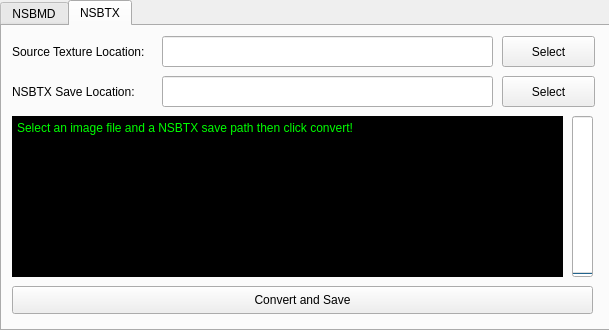
Above: mainwindow.ui from TheGameratorT/NSBMD-NSBTX_Converter before the change. Below: the same form after it.
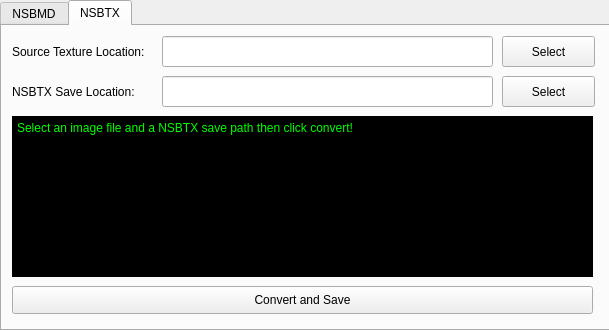
That is the form after the change. The open tabs and pages were chosen to show the change.

Commit message: Remove NSBTX progress bar

The edit to the form file:
```diff
--- a/mainwindow.ui
+++ b/mainwindow.ui
@@ -246,7 +246,7 @@
        <rect>
         <x>10</x>
         <y>90</y>
-        <width>551</width>
+        <width>581</width>
         <height>161</height>
        </rect>
       </property>
@@ -261,22 +261,6 @@
        <string>Select an image file and a NSBTX save path then click convert!</string>
       </property>
      </widget>
-     <widget class="QProgressBar" name="nsbtx_progressBar">
-      <property name="geometry">
-       <rect>
-        <x>570</x>
-        <y>90</y>
-        <width>21</width>
-        <height>161</height>
-       </rect>
-      </property>
-      <property name="value">
-       <number>0</number>
-      </property>
-      <property name="orientation">
-       <enum>Qt::Vertical</enum>
-      </property>
-     </widget>
     </widget>
    </widget>
   </widget>
```
